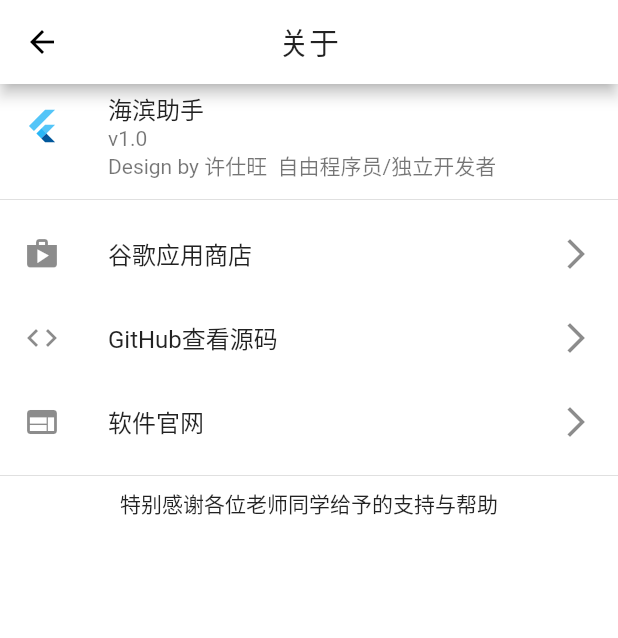
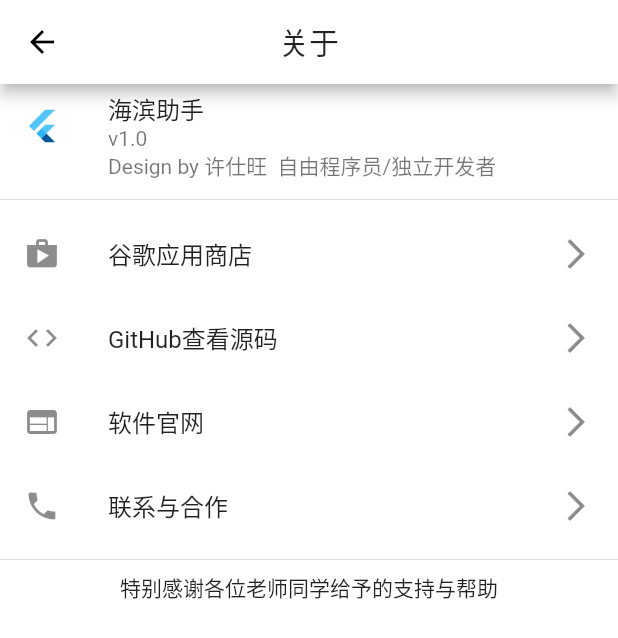
Before and after one commit to xushiwang/Flutter-HBZS, a Flutter app: the About screen opened by its route, on a phone screen of 412 x 824 dp. Shown: the top 638 px of the screen. Run offline on Flutter 3.47's test engine with Material 2 defaults, Android fonts, the phone set to English and light mode, and no system bars; our stand-ins replace cached_network_image, dio, flutter_custom_clippers, flutter_swiper, font_awesome_flutter and 4 more; missing offline and left inert: dart:ffi; accounts and stored records are empty; generated files the repository leaves out were written again.

Commit message:
添加联系方式

```diff
--- a/lib/router/about.dart
+++ b/lib/router/about.dart
@@ -1,5 +1,6 @@
 import 'package:flutter/material.dart';
 import 'package:hbzs/res/Browser.dart';
+import 'package:url_launcher/url_launcher.dart';
 
 class About extends StatelessWidget {
   const About({Key key}) : super(key: key);
@@ -60,6 +61,14 @@ class About extends StatelessWidget {
               }));
             },
           ),
+          new ListTile(
+            leading: new Icon(Icons.phone),
+            title: new Text('联系与合作'),
+            trailing: Icon(Icons.arrow_forward_ios),
+            onTap: () {
+              launch("tel:+8615511581179");
+            },
+          ),
           new Divider(),
           Text("特别感谢各位老师同学给予的支持与帮助",textAlign: TextAlign.center,)
         ],
```
